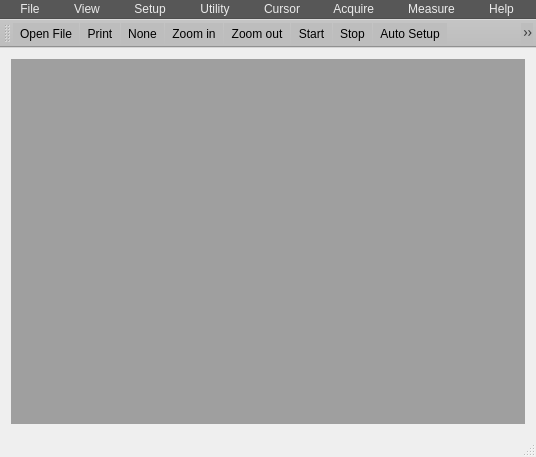
The window that Oscilloscope/mainwindow.ui (jiwon8578/Oscilloscope) describes before a commit, drawn with Qt 5.
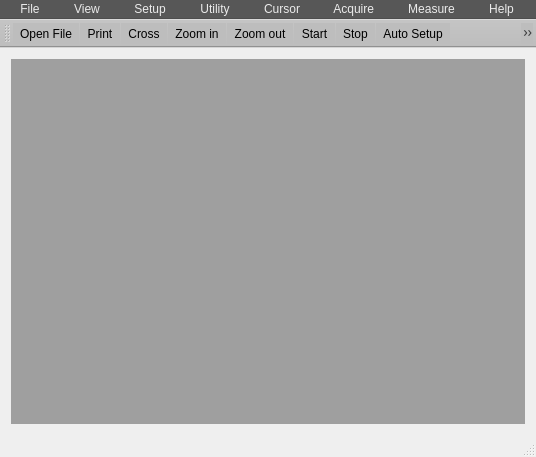
The same window after the commit. Icons and pictures are not drawn.

Commit message: Cursor_None -> Cursor_Cross

Patch:
```diff
--- a/Oscilloscope/mainwindow.ui
+++ b/Oscilloscope/mainwindow.ui
@@ -392,7 +392,7 @@
    </attribute>
    <addaction name="actionOpen_File"/>
    <addaction name="actionPrint"/>
-   <addaction name="actionNone"/>
+   <addaction name="actionCross"/>
    <addaction name="actionZoon_in"/>
    <addaction name="actionZoom_out"/>
    <addaction name="actionStart"/>
```
Left out of the diff: 18 changed lines with no effect on the pictures. The commit also changes 2 other files.
